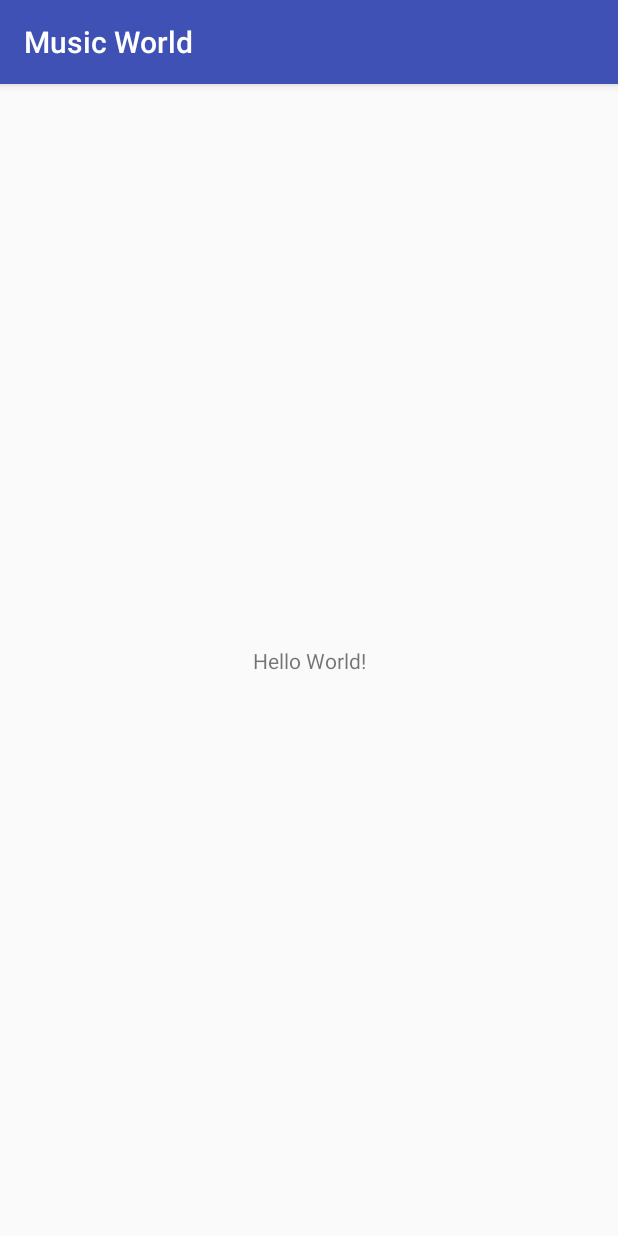
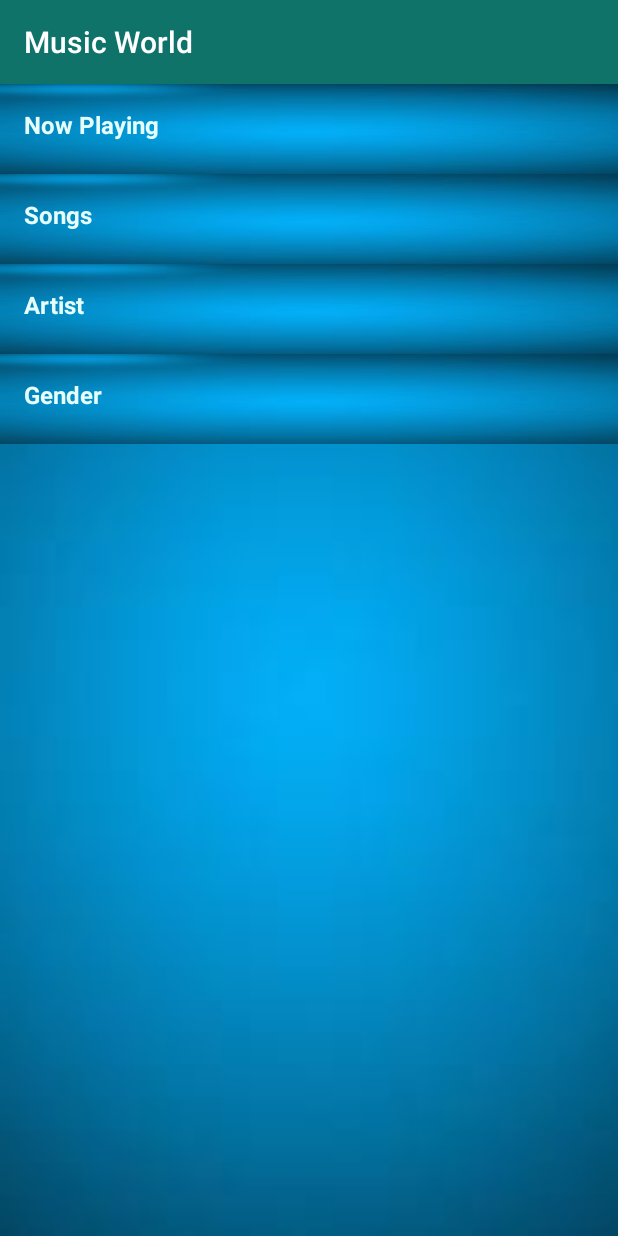
Before and after one commit to esigala1/MusicWorldByESigala, an Android app: the screen it shows after launch (MainActivity), on a phone screen of 412 x 824 dp. Run offline under Robolectric (Android 15) with nearby library versions, the phone set to English and light mode, and no system bars.

Commit message:
Develop the app

```diff
--- a/app/src/main/java/net/bplaced/esigala1/musicworld/MainActivity.java
+++ b/app/src/main/java/net/bplaced/esigala1/musicworld/MainActivity.java
@@ -1,7 +1,10 @@
 package net.bplaced.esigala1.musicworld;
 
+import android.content.Intent;
 import android.support.v7.app.AppCompatActivity;
 import android.os.Bundle;
+import android.view.View;
+import android.widget.TextView;
 
 public class MainActivity extends AppCompatActivity {
 
@@ -9,5 +12,45 @@ public class MainActivity extends AppCompatActivity {
     protected void onCreate(Bundle savedInstanceState) {
         super.onCreate(savedInstanceState);
         setContentView(R.layout.activity_main);
+        // Set a clicklistener on TextView "Now Playing".
+        ((TextView)findViewById(R.id.textViewNowPlaying)).setOnClickListener(new View.OnClickListener() {
+            @Override
+            public void onClick(View v) {
+                // Create a new Explicit Intent to open the {@link NowPlayingActivity}.
+                Intent nowPlayingIntent = new Intent(MainActivity.this, NowPlayingActivity.class);
+                // Start the new activity.
+                startActivity(nowPlayingIntent);
+            }
+        });
+        // Set a clicklistener on TextView "Songs".
+        ((TextView)findViewById(R.id.textViewSongs)).setOnClickListener(new View.OnClickListener() {
+            @Override
+            public void onClick(View v) {
+                // Create a new Explicit Intent to open the {@link SongsActivity}.
+                Intent songsIntent = new Intent(MainActivity.this, SongsActivity.class);
+                // Start the new activity.
+                startActivity(songsIntent);
+            }
+        });
+        // Set a clicklistener on TextView "Artist".
+        ((TextView)findViewById(R.id.textViewArtist)).setOnClickListener(new View.OnClickListener() {
+            @Override
+            public void onClick(View v) {
+                // Create a new Explicit Intent to open the {@link ArtistActivity}.
+                Intent artistIntent = new Intent(MainActivity.this, ArtistActivity.class);
+                // Start the new activity.
+                startActivity(artistIntent);
+            }
+        });
+        // Set a clicklistener on TextView "Gender".
+        ((TextView)findViewById(R.id.textViewGender)).setOnClickListener(new View.OnClickListener() {
+            @Override
+            public void onClick(View v) {
+                // Create a new Explicit Intent to open the {@link GenderActivity}.
+                Intent genderIntent = new Intent(MainActivity.this, GenderActivity.class);
+                // Start the new activity.
+                startActivity(genderIntent);
+            }
+        });
     }
 }
--- a/app/src/main/res/layout/activity_main.xml
+++ b/app/src/main/res/layout/activity_main.xml
@@ -1,18 +1,36 @@
 <?xml version="1.0" encoding="utf-8"?>
-<android.support.constraint.ConstraintLayout xmlns:android="http://schemas.android.com/apk/res/android"
-    xmlns:app="http://schemas.android.com/apk/res-auto"
+<ScrollView xmlns:android="http://schemas.android.com/apk/res/android"
     xmlns:tools="http://schemas.android.com/tools"
     android:layout_width="match_parent"
     android:layout_height="match_parent"
-    tools:context="net.bplaced.esigala1.musicworld.MainActivity">
+    android:background="@drawable/ocean_background"
+    tools:context=".MainActivity">
 
-    <TextView
-        android:layout_width="wrap_content"
+    <LinearLayout
+        android:layout_width="match_parent"
         android:layout_height="wrap_content"
-        android:text="Hello World!"
-        app:layout_constraintBottom_toBottomOf="parent"
-        app:layout_constraintLeft_toLeftOf="parent"
-        app:layout_constraintRight_toRightOf="parent"
-        app:layout_constraintTop_toTopOf="parent" />
+        android:orientation="vertical">
 
-</android.support.constraint.ConstraintLayout>
+        <TextView
+            android:id="@+id/textViewNowPlaying"
+            style="@style/ListItemStyle"
+            android:text="@string/category_now_playing" />
+
+        <TextView
+            android:id="@+id/textViewSongs"
+            style="@style/ListItemStyle"
+            android:text="@string/category_songs" />
+
+        <TextView
+            android:id="@+id/textViewArtist"
+            style="@style/ListItemStyle"
+            android:text="@string/category_artist" />
+
+        <TextView
+            android:id="@+id/textViewGender"
+            style="@style/ListItemStyle"
+            android:text="@string/category_gender" />
+
+    </LinearLayout>
+
+</ScrollView>
--- a/app/src/main/res/values/colors.xml
+++ b/app/src/main/res/values/colors.xml
@@ -1,6 +1,19 @@
 <?xml version="1.0" encoding="utf-8"?>
 <resources>
-    <color name="colorPrimary">#3F51B5</color>
-    <color name="colorPrimaryDark">#303F9F</color>
-    <color name="colorAccent">#FF4081</color>
+    <!-- Primary color of the app (shown in the app bar) -->
+    <color name="colorPrimary">#0f736a</color>
+    <!-- Primary dark color of the app (shown in the status bar) -->
+    <color name="colorPrimaryDark">#0a504a</color>
+    <!-- Accent color of the app (call attention to key elements) -->
+    <color name="colorAccent">#ffff00</color>
+    <!-- Text color of the list item -->
+    <color name="itemTextColor">#e6fffd</color>
+    <!-- Background color of "Now Playing" activity -->
+    <color name="backgroundNowPlaying">#a91f25</color>
+    <!-- Background color of "Songs" activity -->
+    <color name="backgroundSongs">#8a1e8f</color>
+    <!-- Background color of "Artist" activity -->
+    <color name="backgroundArtist">#8c6117</color>
+    <!-- Background color of "Gender" activity -->
+    <color name="backgroundGender">#3248a1</color>
 </resources>
--- /dev/null
+++ b/app/src/main/res/values/dimens.xml
@@ -0,0 +1,9 @@
+<?xml version="1.0" encoding="utf-8"?>
+<resources>
+    <!-- Height of each list item -->
+    <dimen name="list_item_height">60dp</dimen>
+    <!-- Padding of each list item -->
+    <dimen name="list_item_padding">16dp</dimen>
+    <!-- Text size of each list item -->
+    <dimen name="list_text_size">16sp</dimen>
+</resources>
--- a/app/src/main/res/values/strings.xml
+++ b/app/src/main/res/values/strings.xml
@@ -1,3 +1,32 @@
 <resources>
+    <!-- Title for the application. [CHAR LIMIT=12] -->
     <string name="app_name">Music World</string>
+    <!-- Category name for "Now Playing" [CHAR LIMIT=20] -->
+    <string name="category_now_playing">Now Playing</string>
+    <!-- Category name for "Songs" [CHAR LIMIT=20] -->
+    <string name="category_songs">Songs</string>
+    <!-- Category name for "Artist" [CHAR LIMIT=20] -->
+    <string name="category_artist">Artist</string>
+    <!-- Category name for "Gender" [CHAR LIMIT=20] -->
+    <string name="category_gender">Gender</string>
+
+    <!-- Title for "Now Playing" activity. [CHAR LIMIT=12] -->
+    <string name="activity_name_now_playing">Now Playing</string>
+    <!-- Info about "Now Playing" activity. -->
+    <string name="text_view_info_now_playing">Now Playing Activity...</string>
+
+    <!-- Title for "Songs" activity. [CHAR LIMIT=12] -->
+    <string name="activity_name_songs">Songs</string>
+    <!-- Info about "Now Playing" activity. -->
+    <string name="text_view_info_songs">Songs Activity...</string>
+
+    <!-- Title for "Artist" activity. [CHAR LIMIT=12] -->
+    <string name="activity_name_artist">Artist</string>
+    <!-- Info about "Now Playing" activity. -->
+    <string name="text_view_info_artist">Artist Activity...</string>
+
+    <!-- Title for "Gender" activity. [CHAR LIMIT=12] -->
+    <string name="activity_name_gender">Gender</string>
+    <!-- Info about "Now Playing" activity. -->
+    <string name="text_view_info_gender">Gender Activity...</string>
 </resources>
--- a/app/src/main/res/values/styles.xml
+++ b/app/src/main/res/values/styles.xml
@@ -6,6 +6,33 @@
         <item name="colorPrimary">@color/colorPrimary</item>
         <item name="colorPrimaryDark">@color/colorPrimaryDark</item>
         <item name="colorAccent">@color/colorAccent</item>
+        <item name="android:colorBackground">@android:color/holo_blue_light</item>
     </style>
 
+    <!-- Style for a list item -->
+    <style name="ListItemStyle">
+        <item name="android:layout_width">match_parent</item>
+        <item name="android:layout_height">@dimen/list_item_height</item>
+        <item name="android:padding">@dimen/list_item_padding</item>
+        <item name="android:textColor">@color/itemTextColor</item>
+        <item name="android:textStyle">bold</item>
+        <item name="android:textSize">@dimen/list_text_size</item>
+        <item name="android:background">@drawable/ocean_background</item>
+    </style>
+
+    <!-- Style for a TextView (info about activity) -->
+    <style name="TextViewInfoStyle">
+        <item name="android:layout_width">match_parent</item>
+        <item name="android:layout_height">wrap_content</item>
+        <item name="android:textColor">@android:color/white</item>
+        <item name="android:textStyle">italic</item>
+        <item name="android:gravity">center</item>
+        <item name="android:layout_gravity">center</item>
+
+
+        <!--app:layout_constraintLeft_toLeftOf="parent"-->
+        <!--app:layout_constraintRight_toRightOf="parent"-->
+        <!--app:layout_constraintTop_toTopOf="parent"-->
+        <!--app:layout_constraintBottom_toBottomOf="parent"-->
+    </style>
 </resources>
```
Also changed, not shown: app/src/main/AndroidManifest.xml (+9 -0 lines), app/src/main/java/net/bplaced/esigala1/musicworld/ArtistActivity.java (added, +13 -0 lines), app/src/main/java/net/bplaced/esigala1/musicworld/GenderActivity.java (added, +13 -0 lines), app/src/main/java/net/bplaced/esigala1/musicworld/NowPlayingActivity.java (added, +13 -0 lines), app/src/main/java/net/bplaced/esigala1/musicworld/SongsActivity.java (added, +13 -0 lines), app/src/main/res/layout/activity_artist.xml (added, +13 -0 lines), app/src/main/res/layout/activity_gender.xml (added, +13 -0 lines), app/src/main/res/layout/activity_now_playing.xml (added, +13 -0 lines), app/src/main/res/layout/activity_songs.xml (added, +13 -0 lines), app/src/main/res/drawable/ocean_background.jpg (added), 1 other file.
